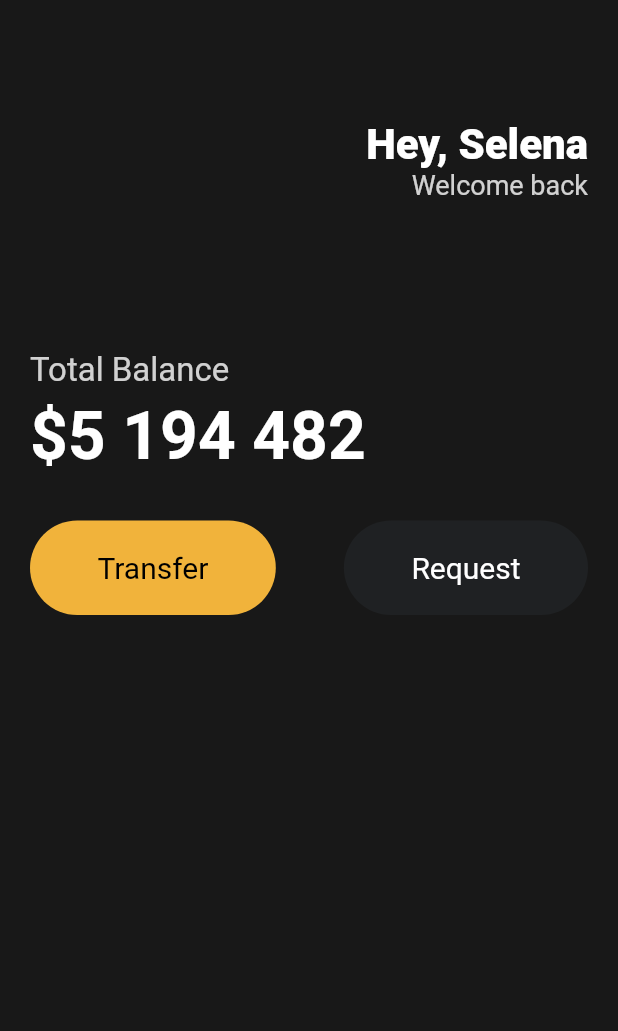
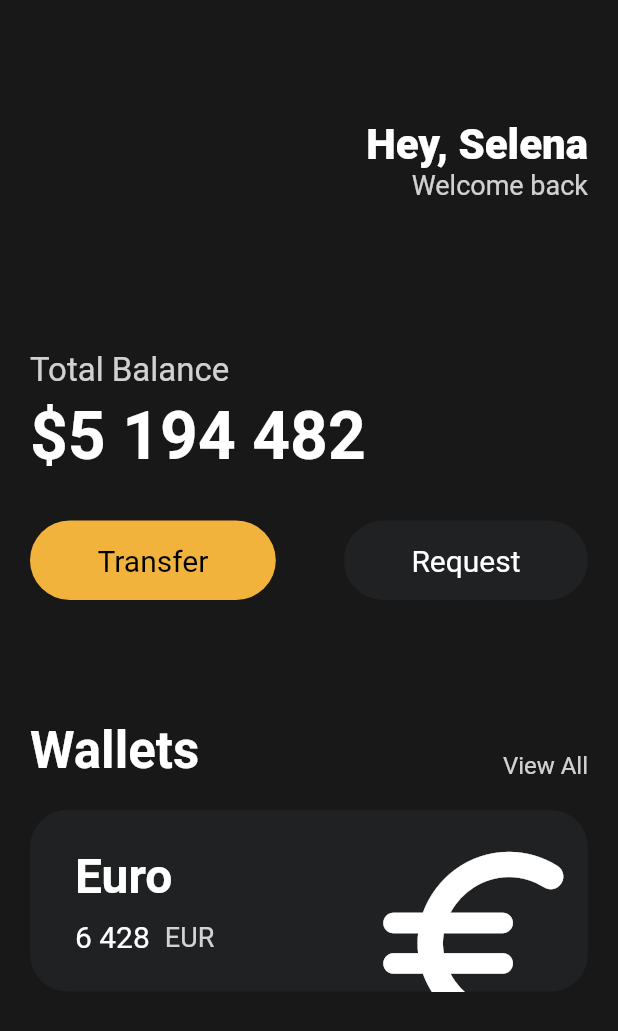
Before and after one commit to j-miiin/Flutter_Study_Nomad, a Flutter app: the screen it shows after launch, on a phone screen of 412 x 824 dp. Shown: the top 1031 px of the screen. Run offline on Flutter 3.47's test engine with Material 2 defaults, Android fonts, the phone set to English and light mode, and no system bars.

Commit message:
노마드 코더 Flutter 3.6 ~ 3.7 실습

```diff
--- a/exchange_rate_calculator/lib/main.dart
+++ b/exchange_rate_calculator/lib/main.dart
@@ -79,7 +79,100 @@ class MyApp extends StatelessWidget {
                       btnColor: Color(0xFF1F2123),
                       textColor: Colors.white),
                 ],
-              )
+              ),
+              SizedBox(
+                height: 80,
+              ),
+              Row(
+                mainAxisAlignment: MainAxisAlignment.spaceBetween,
+                crossAxisAlignment: CrossAxisAlignment.end,
+                children: [
+                  Text(
+                    'Wallets',
+                    style: TextStyle(
+                      color: Colors.white,
+                      fontSize: 34,
+                      fontWeight: FontWeight.w600,
+                    ),
+                  ),
+                  Text(
+                    'View All',
+                    style: TextStyle(
+                      color: Colors.white.withOpacity(0.8),
+                      fontSize: 16,
+                    ),
+                  ),
+                ],
+              ),
+              SizedBox(
+                height: 20,
+              ),
+              Container(
+                clipBehavior: Clip.hardEdge,
+                decoration: BoxDecoration(
+                  color: Color(0xFF1F2123),
+                  borderRadius: BorderRadius.circular(25),
+                ),
+                child: Padding(
+                  padding: const EdgeInsets.symmetric(
+                    vertical: 25,
+                    horizontal: 30,
+                  ),
+                  child: Row(
+                    mainAxisAlignment: MainAxisAlignment.spaceBetween,
+                    children: [
+                      Column(
+                        crossAxisAlignment: CrossAxisAlignment.start,
+                        children: [
+                          Text(
+                            'Euro',
+                            style: TextStyle(
+                              color: Colors.white,
+                              fontSize: 32,
+                              fontWeight: FontWeight.w600,
+                            ),
+                          ),
+                          SizedBox(
+                            height: 10,
+                          ),
+                          Row(
+                            children: [
+                              Text(
+                                '6 428',
+                                style: TextStyle(
+                                  color: Colors.white,
+                                  fontSize: 20,
+                                ),
+                              ),
+                              SizedBox(
+                                width: 10,
+                              ),
+                              Text(
+                                'EUR',
+                                style: TextStyle(
+                                  color: Colors.white.withOpacity(0.8),
+                                  fontSize: 18,
+                                ),
+                              ),
+                            ],
+                          )
+                        ],
+                      ),
+                      Transform.scale(
+                        scale: 2.8,
+                        child: Transform.translate(
+                          offset: Offset(-5, 10),
+                          child: Icon(
+                            Icons.euro_rounded,
+                            color: Colors.white,
+                            size: 58,
+                          ),
+                        ),
+                      ),
+                    ],
+                  ),
+                ),
+              ),
             ],
           ),
         ),
--- a/exchange_rate_calculator/lib/widgets/button.dart
+++ b/exchange_rate_calculator/lib/widgets/button.dart
@@ -19,7 +19,7 @@ class Button extends StatelessWidget {
           color: btnColor, borderRadius: BorderRadius.circular(45)),
       child: Padding(
         padding: const EdgeInsets.symmetric(
-          vertical: 20,
+          vertical: 15,
           horizontal: 45,
         ),
         child: Text(
```
